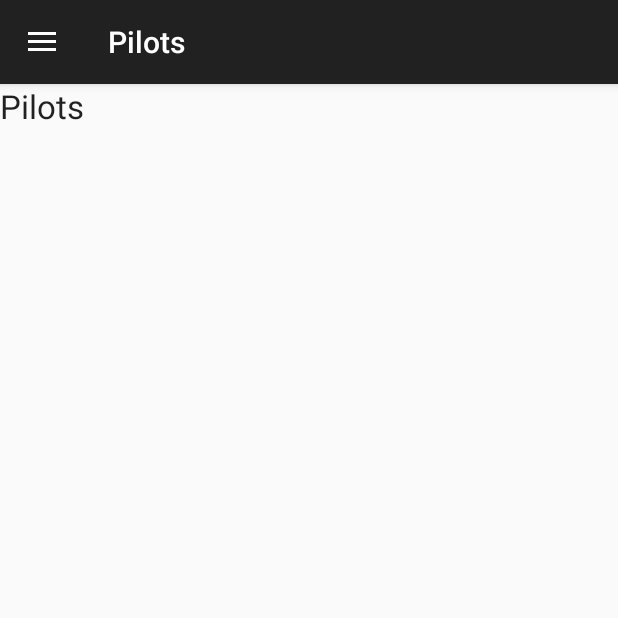
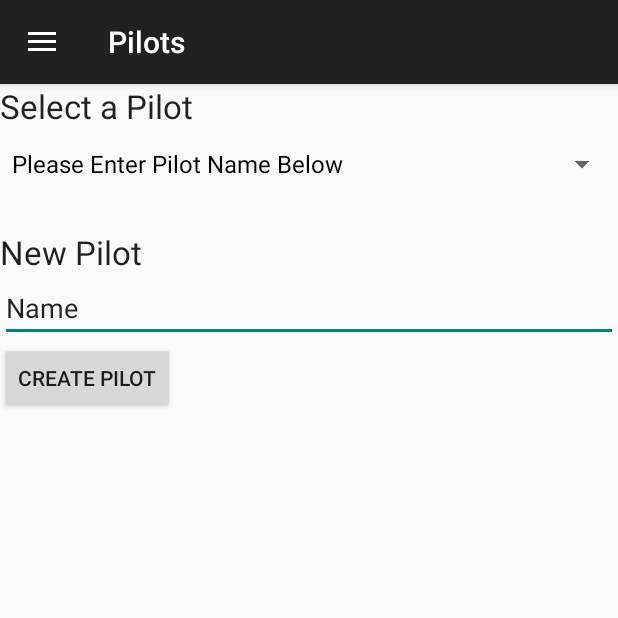
Before and after one commit to cessnao3/fdrflightrecorder, an Android app: the screen it shows after launch (MainActivity), on a phone screen of 412 x 824 dp, the top half of it. Run offline under Robolectric (Android 15) with nearby library versions, the phone set to English and light mode, and no system bars.

Commit message:
Started on Pilots page

```diff
--- /dev/null
+++ b/app/src/main/java/com/ianorourke/fdrflightrecorder/FlightSettings.java
@@ -0,0 +1,60 @@
+package com.ianorourke.fdrflightrecorder;
+
+import android.content.Context;
+import android.content.SharedPreferences;
+
+import java.util.HashSet;
+import java.util.Iterator;
+import java.util.Set;
+import java.util.TreeSet;
+
+public class FlightSettings {
+    private static SharedPreferences pilotPreferences;
+    private static SharedPreferences planePreferences;
+
+    private static String currentPilot;
+
+    private static void updatePreferences(Context c) {
+        Context app = c.getApplicationContext();
+
+        if (pilotPreferences == null) pilotPreferences = c.getSharedPreferences(c.getString(R.string.prefs_pilots), c.MODE_PRIVATE);
+        if (planePreferences == null) planePreferences = c.getSharedPreferences(c.getString(R.string.prefs_aircraft), c.MODE_PRIVATE);
+    }
+
+    public static void addPilot(Context c, String newPilot) {
+        updatePreferences(c);
+
+        TreeSet<String> pilots = new TreeSet<>(pilotPreferences.getStringSet(c.getString(R.string.prefs_pilots_all), new HashSet<String>()));
+        pilots.add(newPilot);
+
+        pilotPreferences.edit().putStringSet(c.getString(R.string.prefs_pilots_all), pilots).commit();
+    }
+
+    public static void removePilot(Context c, String removePilot) {
+        updatePreferences(c);
+
+        TreeSet<String> pilots = new TreeSet<>(pilotPreferences.getStringSet(c.getString(R.string.prefs_pilots_all), new HashSet<String>()));
+        Iterator<String> i = pilots.iterator();
+
+        while (i.hasNext()) {
+            String name = i.next();
+            if (name == removePilot)
+                i.remove();
+        }
+        pilots.add(removePilot);
+
+        pilotPreferences.edit().putStringSet(c.getString(R.string.prefs_pilots_all), pilots).commit();
+    }
+
+    public static String[] getPilots(Context c) {
+        updatePreferences(c);
+
+        Set<String> pilots = pilotPreferences.getStringSet(c.getString(R.string.prefs_pilots_all), new HashSet<String>());
+        return pilots.toArray(new String[pilots.size()]);
+    }
+
+    public static String getCurrentPilot(Context c) {
+        updatePreferences(c);
+        return pilotPreferences.getString(c.getString(R.string.prefs_pilots_current), "");
+    }
+}
--- a/app/src/main/java/com/ianorourke/fdrflightrecorder/MainActivity.java
+++ b/app/src/main/java/com/ianorourke/fdrflightrecorder/MainActivity.java
@@ -45,9 +45,8 @@ public class MainActivity extends AppCompatActivity {
 
         Log.v("FDR", "Child Count: " + mLinearLayout.getChildCount());
 
-        if (mCurrentFragment == null) {
+        if (mCurrentFragment == null)
             setPosition(getResources().getInteger(R.integer.nav_pilots));
-        }
     }
 
     private void addDrawerItems() {
--- a/app/src/main/java/com/ianorourke/fdrflightrecorder/PilotFragment.java
+++ b/app/src/main/java/com/ianorourke/fdrflightrecorder/PilotFragment.java
@@ -1,12 +1,23 @@
 package com.ianorourke.fdrflightrecorder;
 
+import android.database.DataSetObserver;
 import android.os.Bundle;
 import android.app.Fragment;
 import android.view.LayoutInflater;
+import android.view.MotionEvent;
 import android.view.View;
 import android.view.ViewGroup;
+import android.widget.ArrayAdapter;
+import android.widget.Button;
+import android.widget.EditText;
+import android.widget.Spinner;
+import android.widget.SpinnerAdapter;
+
+import java.util.ArrayList;
 
 public class PilotFragment extends Fragment {
+
+    private Spinner mNameSpinner;
 
     public PilotFragment() {
         // Required empty public constructor
@@ -21,6 +32,35 @@ public class PilotFragment extends Fragment {
     public View onCreateView(LayoutInflater inflater, ViewGroup container,
                              Bundle savedInstanceState) {
         // Inflate the layout for this fragment
-        return inflater.inflate(R.layout.fragment_pilots, container, false);
+        final View mainView = inflater.inflate(R.layout.fragment_pilots, container, false);
+
+        mNameSpinner = (Spinner) mainView.findViewById(R.id.pilot_spinner);
+        setPilotNames();
+
+        Button createPilotButton = (Button) mainView.findViewById(R.id.pilot_create_button);
+        createPilotButton.setOnClickListener(new View.OnClickListener() {
+            @Override
+            public void onClick(View v) {
+                EditText text = (EditText) mainView.findViewById(R.id.pilot_name);
+
+                String name = text.getText().toString();
+                FlightSettings.addPilot(getActivity(), name);
+
+                setPilotNames();
+            }
+        });
+
+        return mainView;
+    }
+
+    public void setPilotNames() {
+        String[] pilotArray = FlightSettings.getPilots(getActivity());
+        if (pilotArray.length == 0) {
+            pilotArray = new String[1];
+            pilotArray[0] = "Please Enter Pilot Name Below";
+        }
+
+        ArrayAdapter<String> spinnerAdapter = new ArrayAdapter<>(getActivity(), android.R.layout.simple_spinner_dropdown_item, pilotArray);
+        mNameSpinner.setAdapter(spinnerAdapter);
     }
 }
--- a/app/src/main/res/layout/fragment_pilots.xml
+++ b/app/src/main/res/layout/fragment_pilots.xml
@@ -1,12 +1,43 @@
-<FrameLayout xmlns:android="http://schemas.android.com/apk/res/android"
-    xmlns:tools="http://schemas.android.com/tools" android:layout_width="match_parent"
-    android:layout_height="match_parent" tools:context="com.ianorourke.fdrflightrecorder.PilotFragment">
+<LinearLayout
+    xmlns:android="http://schemas.android.com/apk/res/android"
+    xmlns:tools="http://schemas.android.com/tools"
+    android:layout_width="match_parent"
+    android:layout_height="match_parent"
+    android:orientation="vertical"
+    tools:context="com.ianorourke.fdrflightrecorder.PilotFragment">
 
     <TextView
         android:layout_width="wrap_content"
         android:layout_height="wrap_content"
         android:textAppearance="?android:attr/textAppearanceLarge"
-        android:text="Pilots"
-        android:id="@+id/textView"
-        android:layout_gravity="left|top" />
-</FrameLayout>
+        android:text="Select a Pilot" />
+
+    <Spinner
+        android:layout_width="match_parent"
+        android:layout_height="wrap_content"
+        android:id="@+id/pilot_spinner"
+        android:entries="@array/navigation_actions"
+        android:layout_gravity="center_horizontal" />
+
+    <TextView
+        android:layout_width="wrap_content"
+        android:layout_height="wrap_content"
+        android:textAppearance="?android:attr/textAppearanceLarge"
+        android:text="New Pilot"
+        android:paddingTop="20dp"/>
+
+    <EditText
+        android:layout_width="match_parent"
+        android:layout_height="wrap_content"
+        android:inputType="textPersonName"
+        android:text="Name"
+        android:ems="10"
+        android:id="@+id/pilot_name" />
+
+    <Button
+        android:layout_width="wrap_content"
+        android:layout_height="wrap_content"
+        android:text="Create Pilot"
+        android:id="@+id/pilot_create_button"
+        android:onClick="on"/>
+</LinearLayout>
--- a/app/src/main/res/values/strings.xml
+++ b/app/src/main/res/values/strings.xml
@@ -8,7 +8,8 @@
     <string name="map_lat">LAT</string>
     <string name="map_lon">LON</string>
 
-    <string name="file_ext">.fdr</string>
+    <string name="save_folder">Flight Recorder</string>
+    <string name="save_file_ext">.fdr</string>
 
     <string name="service_wakelock">map_service_wake_lock</string>
     <string name="service_soundstart">service_sound_start</string>
@@ -16,13 +17,11 @@
 
     <string name="prefs_app">PrefsApp</string>
     <string name="prefs_aircraft">PrefsAircraft</string>
+
     <string name="prefs_pilots">PrefsPilots</string>
-
-    <string name="save_folder">Flight Recorder</string>
+    <string name="prefs_pilots_current">PrefsPilotsCurrent</string>
+    <string name="prefs_pilots_all">PrefsPilotsAll</string>
 
     <string name="navigation_drawer_open">Open navigation drawer</string>
     <string name="navigation_drawer_close">Close navigation drawer</string>
-
-<!-- TODO: Remove or change this placeholder text -->
-    <string name="hello_blank_fragment">Hello blank fragment</string>
 </resources>
```
Also changed, not shown: app/src/main/java/com/ianorourke/fdrflightrecorder/FDR/FDRFileSaver.java (deleted, +0 -34 lines), app/src/main/java/com/ianorourke/fdrflightrecorder/FDR/FDRLog.java (+37 -2 lines), app/src/main/java/com/ianorourke/fdrflightrecorder/Services/BackgroundLocationService.java (+23 -26 lines), app/src/main/res/layout/fragment_aircraft.xml (+8 -11 lines).
